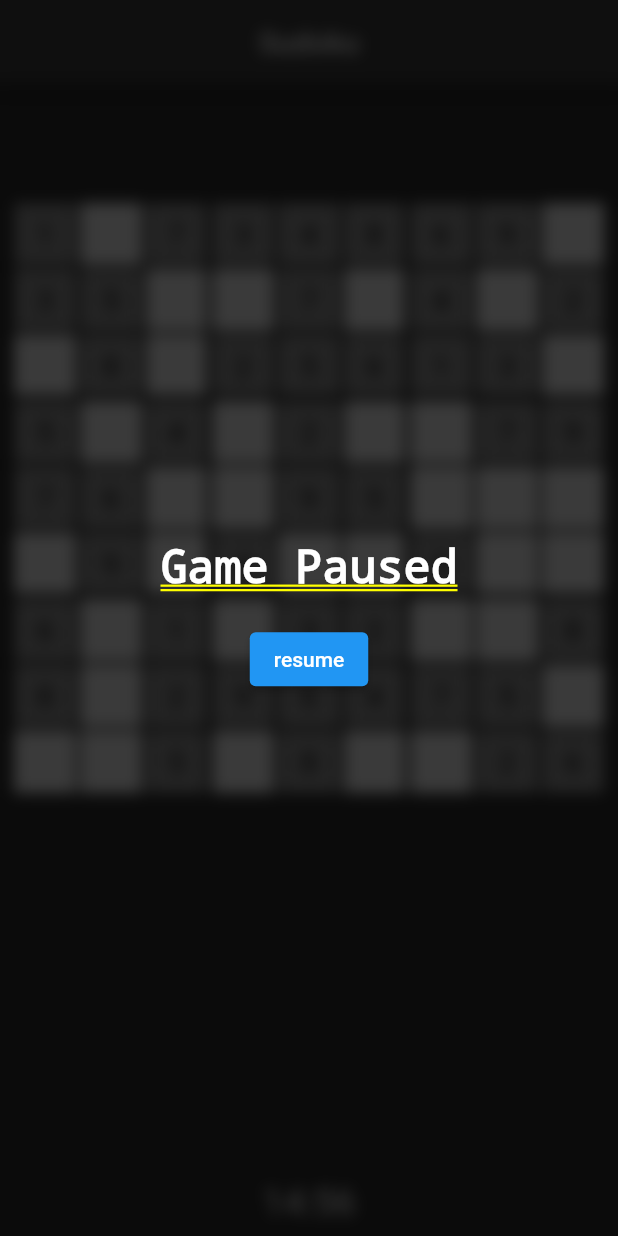
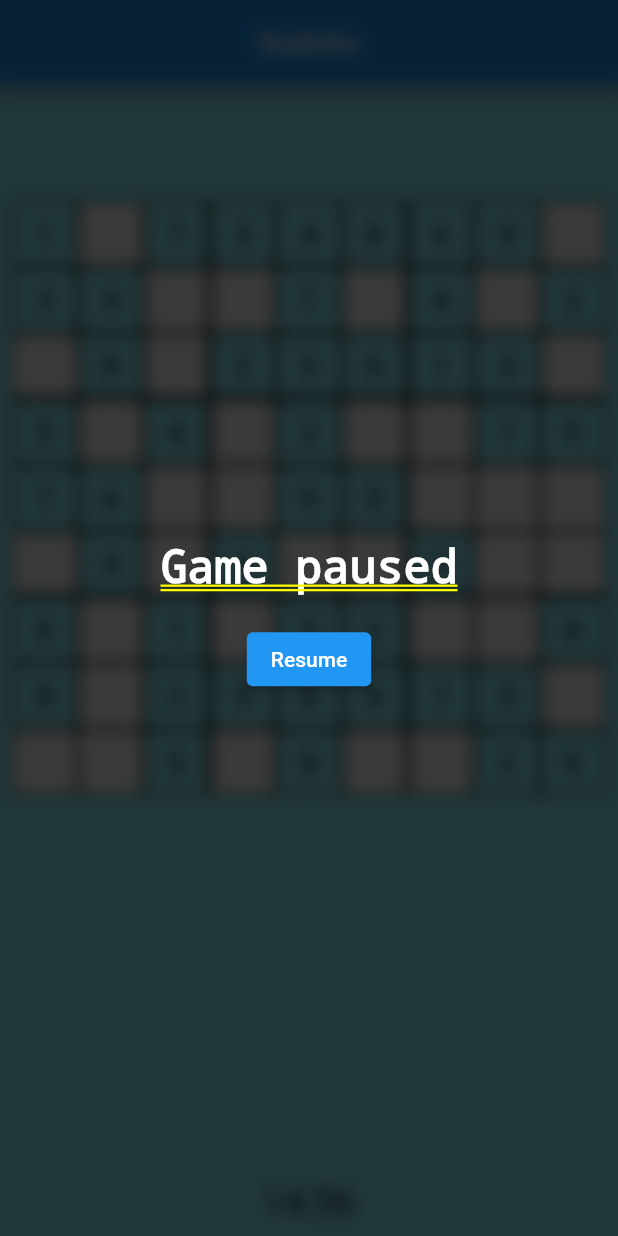
Before and after one commit to AlfahadSaifi/Sudoku-App, a Flutter app: the screen it shows after launch, after a tap on the "pause" icon, on a phone screen of 412 x 824 dp. Run offline on Flutter 3.47's test engine with Material 2 defaults, Android fonts, the phone set to English and light mode, and no system bars; our stand-ins replace google_fonts.

Commit message:
made some changes related to color and theme

```diff
--- a/lib/main.dart
+++ b/lib/main.dart
@@ -13,7 +13,7 @@ class SudokuApp extends StatelessWidget {
     return MaterialApp(
       debugShowCheckedModeBanner: false,
       title: 'Sudoku App',
-      theme: ThemeData.dark(),
+      theme: ThemeData.light().copyWith(primaryColor: const Color(0xFF92EFFD)),
       home: const SplashScreen(),
     );
   }
--- a/lib/screens/sudoku_grid_screen.dart
+++ b/lib/screens/sudoku_grid_screen.dart
@@ -15,7 +15,7 @@ class SudokuGridScreen extends StatefulWidget {
 }
 
 class SudokuGridScreenState extends State<SudokuGridScreen> {
-  //object for sudoku solver
+  //Object for sudoku solver
   final SudokuGenerator _generator = SudokuGenerator();
   final SudokuSolver _solver = SudokuSolver();
 
@@ -83,9 +83,9 @@ class SudokuGridScreenState extends State<SudokuGridScreen> {
       context: context,
       builder: (BuildContext context) {
         return MultiScreen(
-          onAction: _startNewGame, // Replace with your restart function
-          message: 'Out of Time',
-          buttonLabel: 'Start New Game',
+          onAction: _startNewGame,
+          message: "Out of Time",
+          buttonLabel: "Start New Game",
         );
       },
     );
@@ -94,6 +94,7 @@ class SudokuGridScreenState extends State<SudokuGridScreen> {
   @override
   Widget build(BuildContext context) {
     return Scaffold(
+      backgroundColor: const Color(0xFF92EFFD),
       appBar: AppBar(
         title: const Center(child: Text('Sudoku')),
         actions: [
@@ -113,9 +114,9 @@ class SudokuGridScreenState extends State<SudokuGridScreen> {
                           isPaused = !isPaused;
                         });
                         Navigator.of(context).pop();
-                      }, // Replace with your restart function
-                      message: 'Game Paused',
-                      buttonLabel: 'resume',
+                      },
+                      message: "Game paused",
+                      buttonLabel: "Resume",
                     );
                   },
                 );
@@ -203,11 +204,10 @@ class SudokuGridScreenState extends State<SudokuGridScreen> {
                                           context: context,
                                           builder: (BuildContext context) {
                                             return MultiScreen(
-                                              onAction:
-                                                  _startNewGame, // Replace with your restart function
+                                              onAction: _startNewGame,
                                               message:
-                                                  'Congratulations You Win',
-                                              buttonLabel: 'Play Again',
+                                                  "Congratulations You Win",
+                                              buttonLabel: "Play Again",
                                             );
                                           },
                                         );
@@ -230,7 +230,7 @@ class SudokuGridScreenState extends State<SudokuGridScreen> {
                             right: rightBorder,
                           ),
                           color: isInitialValue
-                              ? Colors.grey
+                              ? const Color(0xFF92EFFD)
                               : isConflicting
                                   ? Colors.red
                                   : Colors.white,
```
